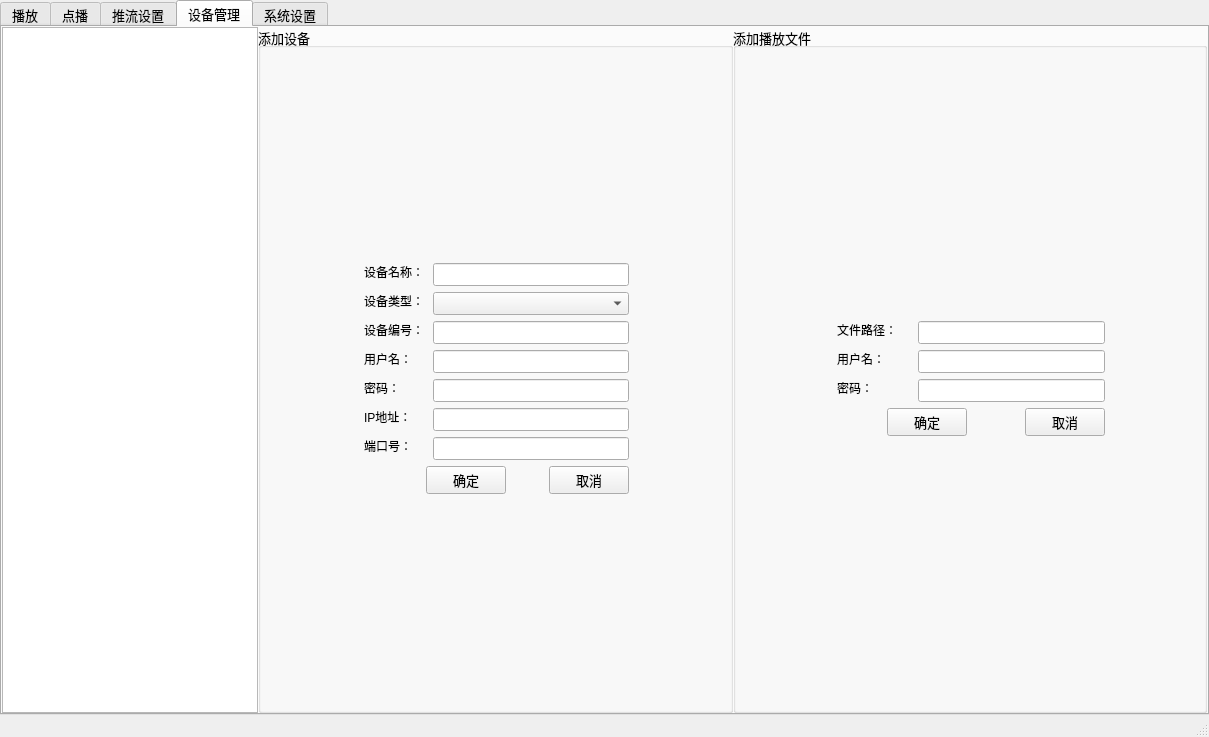
The window that mediaoption/mediaoption.ui (h1846458/mediaoption) describes before a commit, drawn with Qt 5.
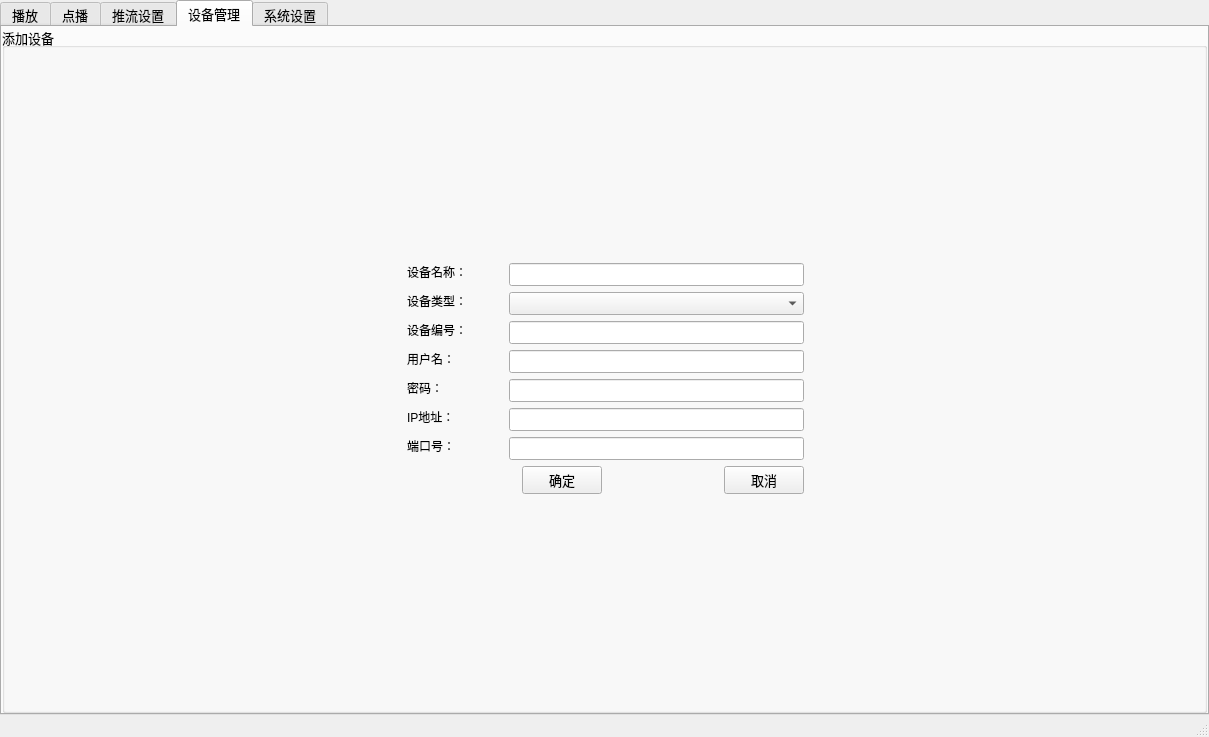
The same window after the commit. The open tabs and pages were chosen to show the change. Icons and pictures are not drawn. Custom widgets are drawn as their Qt base class.

Patch:
```diff
--- a/mediaoption/mediaoption.ui
+++ b/mediaoption/mediaoption.ui
@@ -1013,7 +1013,7 @@
        <attribute name="title">
         <string>设备管理</string>
        </attribute>
-       <layout class="QGridLayout" name="gridLayout_11" columnstretch="0,2,2">
+       <layout class="QGridLayout" name="gridLayout_11" columnstretch="0">
         <property name="leftMargin">
          <number>0</number>
         </property>
@@ -1030,9 +1030,6 @@
          <number>0</number>
         </property>
         <item row="0" column="0">
-         <widget class="QTreeView" name="treeView_5"/>
-        </item>
-        <item row="0" column="1">
          <widget class="QGroupBox" name="groupBox_7">
           <property name="title">
            <string>添加设备</string>
@@ -1272,174 +1269,6 @@
           </layout>
          </widget>
         </item>
-        <item row="0" column="2">
-         <widget class="QGroupBox" name="groupBox_8">
-          <property name="title">
-           <string>添加播放文件</string>
-          </property>
-          <layout class="QGridLayout" name="gridLayout_10" columnstretch="0,0,0">
-           <property name="leftMargin">
-            <number>0</number>
-           </property>
-           <property name="topMargin">
-            <number>0</number>
-           </property>
-           <property name="rightMargin">
-            <number>0</number>
-           </property>
-           <property name="bottomMargin">
-            <number>0</number>
-           </property>
-           <item row="0" column="1">
-            <spacer name="verticalSpacer_3">
-             <property name="orientation">
-              <enum>Qt::Vertical</enum>
-             </property>
-             <property name="sizeHint" stdset="0">
-              <size>
-               <width>20</width>
-               <height>292</height>
-              </size>
-             </property>
-            </spacer>
-           </item>
-           <item row="1" column="0">
-            <spacer name="horizontalSpacer_16">
-             <property name="orientation">
-              <enum>Qt::Horizontal</enum>
-             </property>
-             <property name="sizeHint" stdset="0">
-              <size>
-               <width>121</width>
-               <height>20</height>
-              </size>
-             </property>
-            </spacer>
-           </item>
-           <item row="1" column="1">
-            <layout class="QGridLayout" name="gridLayout_9" columnstretch="2,1,2,2,3">
-             <item row="0" column="0" colspan="2">
-              <widget class="QLineEdit" name="lineEdit_17">
-               <property name="styleSheet">
-                <string notr="true">QLineEdit{background-color:transparent}
-QLineEdit{border-width:0;border-style:outset}</string>
-               </property>
-               <property name="text">
-                <string>文件路径：</string>
-               </property>
-               <property name="readOnly">
-                <bool>true</bool>
-               </property>
-              </widget>
-             </item>
-             <item row="1" column="0" colspan="2">
-              <widget class="QLineEdit" name="lineEdit_18">
-               <property name="styleSheet">
-                <string notr="true">QLineEdit{background-color:transparent}
-QLineEdit{border-width:0;border-style:outset}</string>
-               </property>
-               <property name="text">
-                <string>用户名：</string>
-               </property>
-               <property name="readOnly">
-                <bool>true</bool>
-               </property>
-              </widget>
-             </item>
-             <item row="1" column="2" colspan="3">
-              <widget class="QLineEdit" name="lineEdit_15"/>
-             </item>
-             <item row="2" column="0" colspan="2">
-              <widget class="QLineEdit" name="lineEdit_19">
-               <property name="styleSheet">
-                <string notr="true">QLineEdit{background-color:transparent}
-QLineEdit{border-width:0;border-style:outset}</string>
-               </property>
-               <property name="text">
-                <string>密码：</string>
-               </property>
-               <property name="readOnly">
-                <bool>true</bool>
-               </property>
-              </widget>
-             </item>
-             <item row="2" column="2" colspan="3">
-              <widget class="QLineEdit" name="lineEdit_16"/>
-             </item>
-             <item row="3" column="0">
-              <spacer name="horizontalSpacer_33">
-               <property name="orientation">
-                <enum>Qt::Horizontal</enum>
-               </property>
-               <property name="sizeHint" stdset="0">
-                <size>
-                 <width>17</width>
-                 <height>20</height>
-                </size>
-               </property>
-              </spacer>
-             </item>
-             <item row="3" column="1" colspan="2">
-              <widget class="QPushButton" name="pushButton_13">
-               <property name="text">
-                <string>确定</string>
-               </property>
-              </widget>
-             </item>
-             <item row="3" column="3">
-              <spacer name="horizontalSpacer_15">
-               <property name="orientation">
-                <enum>Qt::Horizontal</enum>
-               </property>
-               <property name="sizeHint" stdset="0">
-                <size>
-                 <width>40</width>
-                 <height>20</height>
-                </size>
-               </property>
-              </spacer>
-             </item>
-             <item row="3" column="4">
-              <widget class="QPushButton" name="pushButton_14">
-               <property name="text">
-                <string>取消</string>
-               </property>
-              </widget>
-             </item>
-             <item row="0" column="2" colspan="3">
-              <widget class="QLineEdit" name="lineEdit"/>
-             </item>
-            </layout>
-           </item>
-           <item row="1" column="2">
-            <spacer name="horizontalSpacer_17">
-             <property name="orientation">
-              <enum>Qt::Horizontal</enum>
-             </property>
-             <property name="sizeHint" stdset="0">
-              <size>
-               <width>121</width>
-               <height>20</height>
-              </size>
-             </property>
-            </spacer>
-           </item>
-           <item row="2" column="1">
-            <spacer name="verticalSpacer_4">
-             <property name="orientation">
-              <enum>Qt::Vertical</enum>
-             </property>
-             <property name="sizeHint" stdset="0">
-              <size>
-               <width>20</width>
-               <height>292</height>
-              </size>
-             </property>
-            </spacer>
-           </item>
-          </layout>
-         </widget>
-        </item>
        </layout>
       </widget>
       <widget class="QWidget" name="Systemset">
```
Left out of the diff: 2 changed lines with no effect on the pictures.
